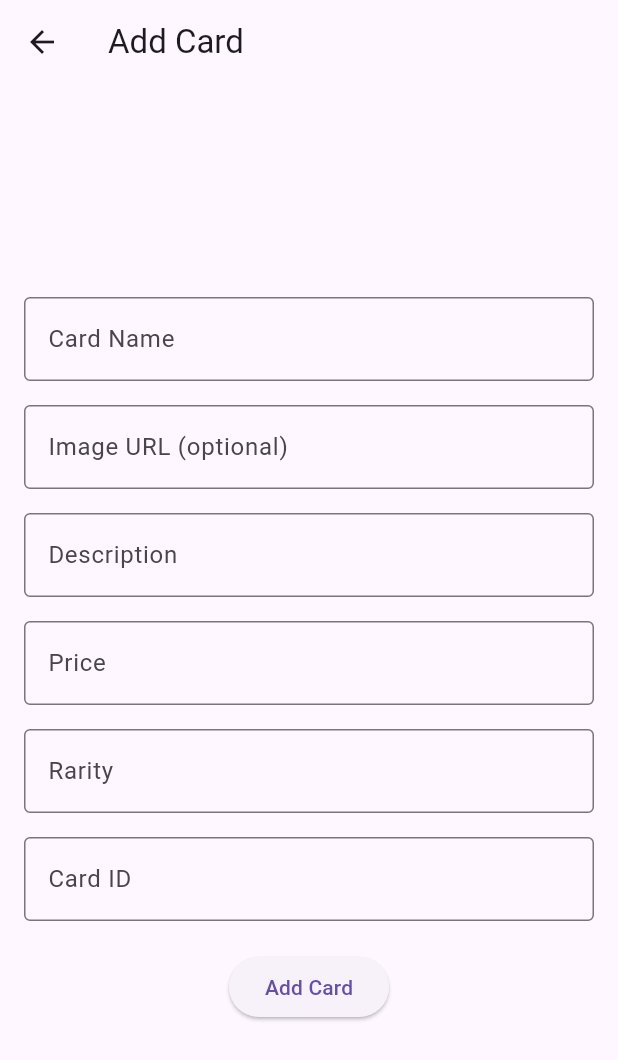
After one commit to MartinK-27/myapp, a Flutter app: the HomeScreen screen opened by its route, scrolled down 576 dp, after a tap on the "add" icon, on a phone screen of 412 x 824 dp. The commit adds this screen. Shown: the top 1060 px of the screen. Run offline on Flutter 3.47's test engine with Material 3 defaults, Android fonts, the phone set to English and light mode, and no system bars; our stand-ins replace flutter_riverpod, go_router; network calls fail.

Commit message:
CartDaeScreen

```diff
--- a/lib/core/router/app_router.dart
+++ b/lib/core/router/app_router.dart
@@ -1,22 +1,15 @@
 import 'package:go_router/go_router.dart';
-import 'package:myapp/presentation/screens/add_card.dart';
 import 'package:myapp/presentation/screens/home_screen.dart';
 import 'package:myapp/presentation/screens/login_screen.dart';
-import 'package:myapp/presentation/screens/card_detail.dart';
-import 'package:myapp/presentation/screens/edit_card.dart';
+import 'package:myapp/presentation/screens/card_dae.dart';
 
 final appRouter = GoRouter(
   initialLocation: '/login',
   routes: [
-
     GoRoute(path: '/home', builder: (context, state) => HomeScreen()),
 
     GoRoute(path: '/login', builder: (context, state) => LoginScreen()),
 
-    GoRoute(path: '/CardDetail', builder: (context, state) => CardDetail()),
-
-    GoRoute(path: '/AddCard', builder: (context, state) => AddCard()),
-
-    GoRoute(path: '/EditCard', builder: (context, state) => EditCard()),
-
-  ], );
+    GoRoute(path: '/CardDae', builder: (context, state) => CardDae()),
+  ],
+);
--- a/lib/main.dart
+++ b/lib/main.dart
@@ -1,6 +1,6 @@
 import 'package:flutter/material.dart';
-import 'package:myapp/core/router/app_router.dart';
 import 'package:flutter_riverpod/flutter_riverpod.dart';
+import 'core/router/app_router.dart';
 
 void main() {
   runApp(ProviderScope(child: MainApp()));
@@ -11,6 +11,8 @@ class MainApp extends StatelessWidget {
 
   @override
   Widget build(BuildContext context) {
-    return MaterialApp.router(routerConfig: appRouter);
+    return MaterialApp.router(
+      routerConfig: appRouter,
+    );
   }
 }
--- a/lib/presentation/providers.dart
+++ b/lib/presentation/providers.dart
@@ -6,6 +6,8 @@ import 'package:myapp/entieties/users.dart';
 
 StateProvider<String> userIDProvider = StateProvider<String>((ref) => '');
 StateProvider<int> cardIDProvider = StateProvider<int>((ref) => 0);
+StateProvider<String> modeProvider = StateProvider<String>((ref) => '');
+
 
 StateProvider<List<Users>> userProvider = StateProvider((ref) => [
 Users(
--- /dev/null
+++ b/lib/presentation/screens/card_dae.dart
@@ -0,0 +1,338 @@
+import 'package:flutter/material.dart';
+import 'package:flutter/widgets.dart';
+import 'package:flutter_riverpod/flutter_riverpod.dart';
+import 'package:myapp/entieties/balatro_cards.dart';
+import 'package:myapp/presentation/providers.dart';
+import 'package:go_router/go_router.dart';
+
+class CardDae extends ConsumerStatefulWidget {
+  const CardDae({super.key});
+
+  @override
+  CardDaeState createState() => CardDaeState();
+}
+
+class CardDaeState extends ConsumerState<CardDae> {
+  @override
+  Widget build(BuildContext context) {
+    final modo = ref.watch(modeProvider);
+    final cardSelected = ref.watch(cardIDProvider);
+    final card = ref
+        .watch(cardProvider)
+        .firstWhere(
+          (card) => card.id == cardSelected,
+          orElse:
+              () => Balatro(
+                name: '',
+                image: '',
+                description: '',
+                price: 0,
+                rarity: '',
+                id: 0,
+              ),
+        );
+    TextEditingController name = TextEditingController(
+      text: modo == 'edit' ? card.name : '',
+    );
+    TextEditingController image = TextEditingController(
+      text: modo == 'edit' ? card.image : '',
+    );
+    TextEditingController description = TextEditingController(
+      text: modo == 'edit' ? card.description : '',
+    );
+    TextEditingController price = TextEditingController(
+      text: modo == 'edit' ? card.price.toString() : '',
+    );
+    TextEditingController rarity = TextEditingController(
+      text: modo == 'edit' ? card.rarity : '',
+    );
+    TextEditingController id = TextEditingController(
+      text: modo == 'edit' ? card.id.toString() : '',
+    );
+    if (modo == 'edit') {
+      return Scaffold(
+        appBar: AppBar(title: const Text('Edit Card')),
+        body: Center(
+          child: Padding(
+            padding: const EdgeInsets.all(16.0),
+            child: Column(
+              mainAxisAlignment: MainAxisAlignment.center,
+              children: [
+                TextField(
+                  controller: name,
+                  decoration: InputDecoration(
+                    labelText: 'Card Name',
+                    border: OutlineInputBorder(),
+                  ),
+                ),
+
+                SizedBox(height: 16),
+
+                TextField(
+                  controller: image,
+                  decoration: InputDecoration(
+                    labelText: 'Image URL (optional)',
+                    border: OutlineInputBorder(),
+                  ),
+                ),
+
+                SizedBox(height: 16),
+
+                TextField(
+                  controller: description,
+                  decoration: InputDecoration(
+                    labelText: 'Description',
+                    border: OutlineInputBorder(),
+                  ),
+                ),
+
+                SizedBox(height: 16),
+
+                TextField(
+                  controller: price,
+                  decoration: InputDecoration(
+                    labelText: 'Price',
+                    border: OutlineInputBorder(),
+                  ),
+                ),
+
+                SizedBox(height: 16),
+
+                TextField(
+                  controller: rarity,
+                  decoration: InputDecoration(
+                    labelText: 'Rarity',
+                    border: OutlineInputBorder(),
+                  ),
+                ),
+
+                SizedBox(height: 16),
+
+                TextField(
+                  controller: id,
+                  decoration: InputDecoration(
+                    labelText: 'Card ID',
+                    border: OutlineInputBorder(),
+                  ),
+                ),
+
+                SizedBox(height: 20),
+
+                ElevatedButton(
+                  onPressed: () {
+                    if (id.text.isEmpty ||
+                        name.text.isEmpty ||
+                        description.text.isEmpty ||
+                        price.text.isEmpty ||
+                        rarity.text.isEmpty) {
+                      ScaffoldMessenger.of(context).showSnackBar(
+                        SnackBar(content: Text('Please fill in all fields')),
+                      );
+                    } else if (int.tryParse(price.text) == null) {
+                      ScaffoldMessenger.of(context).showSnackBar(
+                        SnackBar(content: Text('Price must be a number')),
+                      );
+                    } else if (int.tryParse(id.text) == null) {
+                      ScaffoldMessenger.of(context).showSnackBar(
+                        SnackBar(content: Text('Id must be a number')),
+                      );
+                    } else {
+                      ref.read(cardProvider.notifier).state = [
+                        for (final card in ref.read(cardProvider))
+                          if (card.id == cardSelected)
+                            Balatro(
+                              name: name.text,
+                              image:
+                                  image.text.isEmpty
+                                      ? 'https://i.ytimg.com/vi/Y5kxKRTU9ao/maxresdefault.jpg'
+                                      : image.text,
+                              description: description.text,
+                              price: int.parse(price.text),
+                              rarity: rarity.text,
+                              id: int.parse(id.text),
+                            )
+                          else
+                            card,
+                      ];
+                      setState(() {
+                        ref.read(modeProvider.notifier).state = '';
+                      });
+                      context.go('/home');
+                    }
+                  },
+                  child: Text('Confirm Edit'),
+                ),
+              ],
+            ),
+          ),
+        ),
+      );
+    } else if (modo == 'add') {
+      return Scaffold(
+        appBar: AppBar(title: const Text('Add Card')),
+        body: Center(
+          child: Padding(
+            padding: const EdgeInsets.all(16.0),
+            child: Column(
+              mainAxisAlignment: MainAxisAlignment.center,
+              children: [
+                TextField(
+                  controller: name,
+                  decoration: InputDecoration(
+                    labelText: 'Card Name',
+                    border: OutlineInputBorder(),
+                  ),
+                ),
+
+                SizedBox(height: 16),
+
+                TextField(
+                  controller: image,
+                  decoration: InputDecoration(
+                    labelText: 'Image URL (optional)',
+                    border: OutlineInputBorder(),
+                  ),
+                ),
+
+                SizedBox(height: 16),
+
+                TextField(
+                  controller: description,
+                  decoration: InputDecoration(
+                    labelText: 'Description',
+                    border: OutlineInputBorder(),
+                  ),
+                ),
+
+                SizedBox(height: 16),
+
+                TextField(
+                  controller: price,
+                  decoration: InputDecoration(
+                    labelText: 'Price',
+                    border: OutlineInputBorder(),
+                  ),
+                ),
+
+                SizedBox(height: 16),
+
+                TextField(
+                  controller: rarity,
+                  decoration: InputDecoration(
+                    labelText: 'Rarity',
+                    border: OutlineInputBorder(),
+                  ),
+                ),
+
+                SizedBox(height: 16),
+
+                TextField(
+                  controller: id,
+                  decoration: InputDecoration(
+                    labelText: 'Card ID',
+                    border: OutlineInputBorder(),
+                  ),
+                ),
+
+                SizedBox(height: 20),
+
+                ElevatedButton(
+                  onPressed: () {
+                    if (id.text.isEmpty ||
+                        name.text.isEmpty ||
+                        description.text.isEmpty ||
+                        price.text.isEmpty ||
+                        rarity.text.isEmpty) {
+                      ScaffoldMessenger.of(context).showSnackBar(
+                        SnackBar(content: Text('Please fill in all fields')),
+                      );
+
+                    } else if (int.tryParse(price.text) == null) {
+                      ScaffoldMessenger.of(context).showSnackBar(
+                        SnackBar(content: Text('Price must be a number')),
+                      );
+                    } else if (int.tryParse(id.text) == null) {
+                      ScaffoldMessenger.of(context).showSnackBar(
+                        SnackBar(content: Text('Id must be a number')),
+                      );
+                    }
+                    else {
+                      ref
+                          .read(cardProvider.notifier)
+                          .update(
+                            (state) => [
+                              ...state,
+                              Balatro(
+                                name: name.text,
+                                image:
+                                    image.text.isEmpty
+                                        ? 'https://i.ytimg.com/vi/Y5kxKRTU9ao/maxresdefault.jpg'
+                                        : image.text,
+                                description: description.text,
+                                price: int.parse(price.text),
+                                rarity: rarity.text,
+                                id: int.parse(id.text),
+                              ),
+                            ],
+                          );
+                      setState(() {
+                        ref.read(modeProvider.notifier).state = '';
+                      });
+                      context.go('/home');
+                    }
+                  },
+                  child: Text('Add Card'),
+                ),
+              ],
+            ),
+          ),
+        ),
+      );
+    } else if (modo == '') {
+      return Scaffold(
+        appBar: AppBar(title: Text('')),
+        body: Center(
+          child: Column(
+            mainAxisAlignment: MainAxisAlignment.center,
+            children: [
+              Text(card.name, style: TextStyle(fontSize: 24)),
+              SizedBox(height: 16),
+              Text(
+                '- ${card.rarity} -',
+                style: TextStyle(
+                  color:
+                      card.rarity == 'Legendary'
+                          ? Colors.purple
+                          : card.rarity == 'Rare'
+                          ? const Color.fromARGB(255, 243, 33, 33)
+                          : card.rarity == 'Uncommon'
+                          ? const Color.fromARGB(255, 63, 223, 15)
+                          : Colors.grey,
+                ),
+              ),
+              SizedBox(height: 8),
+              Text(
+                '\$ ${card.price.toString()}',
+                style: TextStyle(
+                  fontSize: 18,
+                  color: const Color.fromARGB(255, 219, 181, 9),
+                ),
+              ),
+              SizedBox(height: 16),
+              Text(card.description, style: TextStyle(fontSize: 18)),
+              SizedBox(height: 16),
+              Image.network(
+                card.image,
+                width: 200,
+                height: 200,
+                fit: BoxFit.cover,
+              ),
+            ],
+          ),
+        ),
+      );
+    } else {
+      return Placeholder();
+    }
+  }
+}
--- a/lib/presentation/screens/home_screen.dart
+++ b/lib/presentation/screens/home_screen.dart
@@ -12,13 +12,11 @@ class HomeScreen extends ConsumerStatefulWidget {
 }
 
 class HomeScreenState extends ConsumerState<HomeScreen> {
-  bool modoBorrado = false;
-  bool modoEditar = false;
-
   @override
   Widget build(BuildContext context) {
     final cards = ref.watch(cardProvider);
     final userID = ref.watch(userIDProvider);
+    final modo = ref.watch(modeProvider);
     final usuarioingresando = listUsers.firstWhere(
       (user) => user.id == userID,
       orElse:
@@ -33,9 +31,9 @@ class HomeScreenState extends ConsumerState<HomeScreen> {
 
     return Scaffold(
       backgroundColor:
-          modoBorrado
+          modo == 'delete'
               ? const Color.fromARGB(255, 197, 20, 46)
-              : modoEditar
+              : modo == 'edit'
               ? const Color.fromARGB(255, 236, 240, 24)
               : Colors.white,
       appBar: AppBar(
@@ -99,18 +97,18 @@ class HomeScreenState extends ConsumerState<HomeScreen> {
                 fit: BoxFit.cover,
               ),
               onTap: () {
-                if (modoBorrado) {
+                if (modo == 'delete') {
                   // Eliminar la carta
                   ref.read(cardProvider.notifier).state = [
                     for (final card in cards)
                       if (card.id != cards[index].id) card,
                   ];
-                } else if (modoEditar == true) {
+                } else if (modo == 'edit') {
                   ref.read(cardIDProvider.notifier).state = cards[index].id;
-                  context.push('/EditCard');
+                  context.push('/CardDae');
                 } else {
                   ref.read(cardIDProvider.notifier).state = cards[index].id;
-                  context.push('/CardDetail');
+                  context.push('/CardDae');
                 }
               },
             ),
@@ -121,8 +119,15 @@ class HomeScreenState extends ConsumerState<HomeScreen> {
         mainAxisSize: MainAxisSize.min,
         children: [
           FloatingActionButton(
+            tooltip: "Agregar",
             onPressed: () {
-              context.push('/AddCard');
+              setState(() {
+                if (modo != 'add') {
+                  ref.read(modeProvider.notifier).state = 'add';
+                }
+
+              });
+              context.push('/CardDae');
             },
             backgroundColor: const Color.fromARGB(255, 18, 127, 216),
             child: Icon(Icons.add),
@@ -130,25 +135,35 @@ class HomeScreenState extends ConsumerState<HomeScreen> {
 
           SizedBox(height: 10),
           FloatingActionButton(
+            tooltip: "Editar",
             onPressed: () {
               setState(() {
-                modoBorrado = false;
-                modoEditar = !modoEditar;
+                if (modo != 'edit') {
+                  ref.read(modeProvider.notifier).state = 'edit';
+                }
+                else{
+                  ref.read(modeProvider.notifier).state = '';
+                }
               });
             },
             backgroundColor: const Color.fromARGB(255, 193, 196, 27),
-            child: Icon(modoEditar ? Icons.edit_off : Icons.edit),
+            child: Icon(modo == 'edit' ? Icons.edit_off : Icons.edit),
           ),
           SizedBox(height: 10),
           FloatingActionButton(
+            tooltip: "Eliminar",
             onPressed: () {
               setState(() {
-                modoEditar = false;
-                modoBorrado = !modoBorrado;
+                if (modo != 'delete') {
+                  ref.read(modeProvider.notifier).state = 'delete';
+                }
+                else{
+                  ref.read(modeProvider.notifier).state = '';
+                }
               });
             },
             backgroundColor: Colors.red,
-            child: Icon(modoBorrado ? Icons.cancel : Icons.delete),
+            child: Icon(modo == 'delete' ? Icons.cancel : Icons.delete),
           ),
         ],
       ),
```
Also changed, not shown: lib/presentation/screens/add_card.dart (deleted, +0 -122 lines), lib/presentation/screens/card_detail.dart (deleted, +0 -51 lines), lib/presentation/screens/edit_card.dart (deleted, +0 -139 lines), lib/presentation/screens/login_screen.dart (+8 -3 lines).
